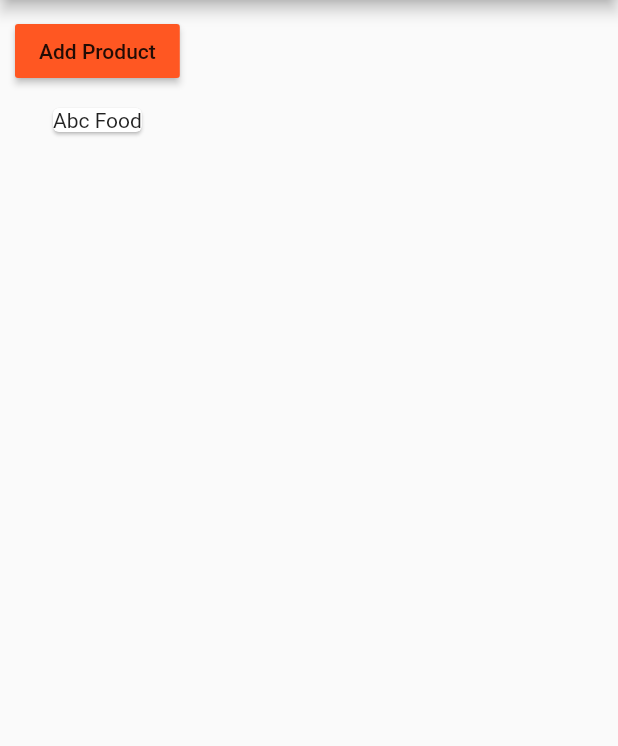
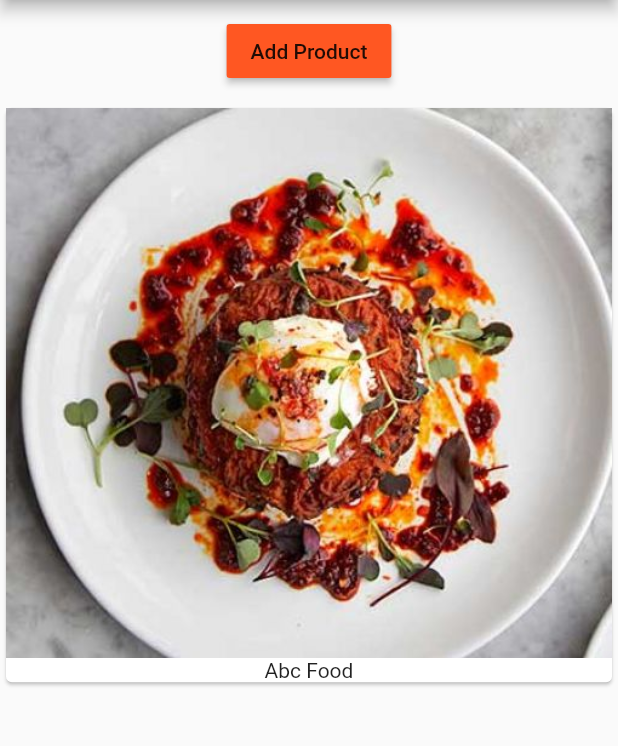
Before and after one commit to ranasl62/1st-flutter-app, a Flutter app: the screen it shows after launch, on a phone screen of 412 x 824 dp, the part 84-830 px from its top. Run offline on Flutter 3.47's test engine with Material 2 defaults, Android fonts, the phone set to English and light mode, and no system bars.

```diff
--- a/lib/main.dart
+++ b/lib/main.dart
@@ -17,7 +17,7 @@ class MyApp extends StatelessWidget {
         appBar: AppBar(
           title: Text('EasyList'),
         ),
-        body: ProductManager('Abc Food'),
+        body: ProductManager(startingProduct:'Abc Food'),
       ),
     );
   }
--- a/lib/product.dart
+++ b/lib/product.dart
@@ -1,9 +1,8 @@
 import 'package:flutter/material.dart';
 
 class Product extends StatelessWidget {
-
   final List<String> products;
-  Product(this.products);
+  Product([this.products = const []]); //optional arguments mention []
 
   @override
   Widget build(BuildContext context) {
@@ -12,7 +11,7 @@ class Product extends StatelessWidget {
           .map((element) => Card(
                 child: Column(
                   children: <Widget>[
-                    // Image.asset('assets/images/food.jpg'),
+                    Image.asset('assets/images/food.jpg'),
                     Text(element)
                   ],
                 ),
--- a/lib/product_manager.dart
+++ b/lib/product_manager.dart
@@ -3,7 +3,7 @@ import 'package:flutter/material.dart';
 
 class ProductManager extends StatefulWidget {
   String startingProduct;
-  ProductManager(this.startingProduct);
+  ProductManager({this.startingProduct='Default Value'});
   @override
   State<StatefulWidget> createState() {
     return _ProductManagerState();
```
